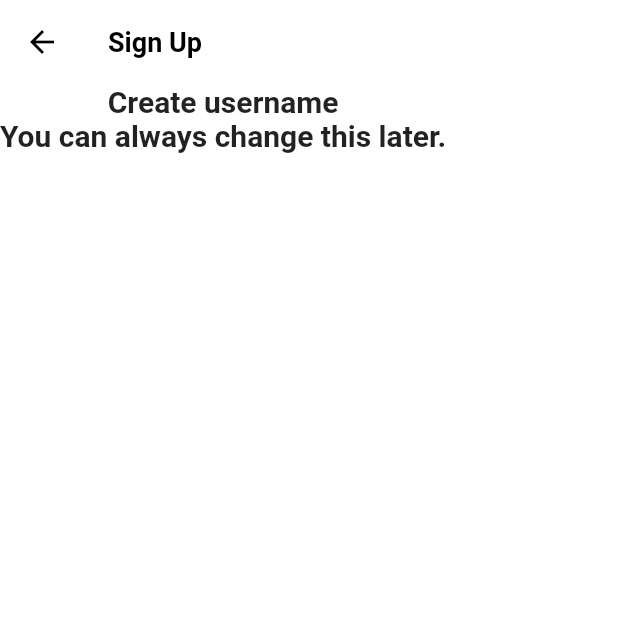
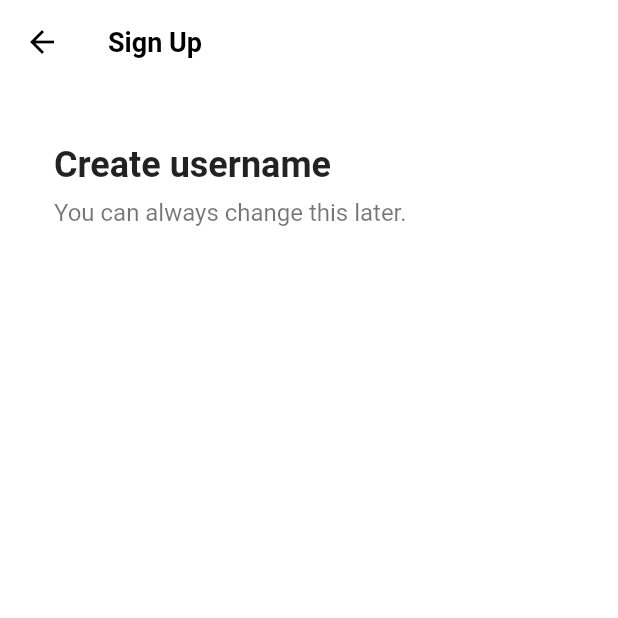
Before and after one commit to kyu1204/Flutter, a Flutter app: the EmailScreen screen opened directly, on a phone screen of 412 x 824 dp, the top half of it. Run offline on Flutter 3.47's test engine with Material 2 defaults, Android fonts, the phone set to English and light mode, and no system bars; our stand-ins replace font_awesome_flutter, shared_preferences; accounts and stored records are empty.

Commit message:
vault backup: 2023-02-04 17:51:21

```diff
--- a/Codes/tictok_clone/lib/features/authentication/email_screen.dart
+++ b/Codes/tictok_clone/lib/features/authentication/email_screen.dart
@@ -1,4 +1,5 @@
 import 'package:flutter/material.dart';
+import 'package:tictok_clone/constants/gaps.dart';
 import 'package:tictok_clone/constants/sizes.dart';
 
 class EmailScreen extends StatelessWidget {
@@ -12,24 +13,30 @@ class EmailScreen extends StatelessWidget {
           "Sign Up",
         ),
       ),
-      body: Column(
+      body: Padding(
+        padding: const EdgeInsets.symmetric(horizontal: Sizes.size36),
+        child: Column(
+          crossAxisAlignment: CrossAxisAlignment.start,
           children: const [
+            Gaps.v40,
             Text(
               "Create username",
               style: TextStyle(
-              fontSize: Sizes.size20,
-              fontWeight: FontWeight.w600,
+                fontSize: Sizes.size24,
+                fontWeight: FontWeight.w700,
               ),
             ),
+            Gaps.v8,
             Text(
               "You can always change this later.",
               style: TextStyle(
-              fontSize: Sizes.size20,
-              fontWeight: FontWeight.w600,
+                fontSize: Sizes.size16,
+                color: Colors.black54,
               ),
             )
           ],
         ),
+      ),
     );
   }
 }
```
Also changed, not shown: Assets/20230204175023.png (added), 1 other file. Lines whose indentation alone changed are shown as unchanged.
